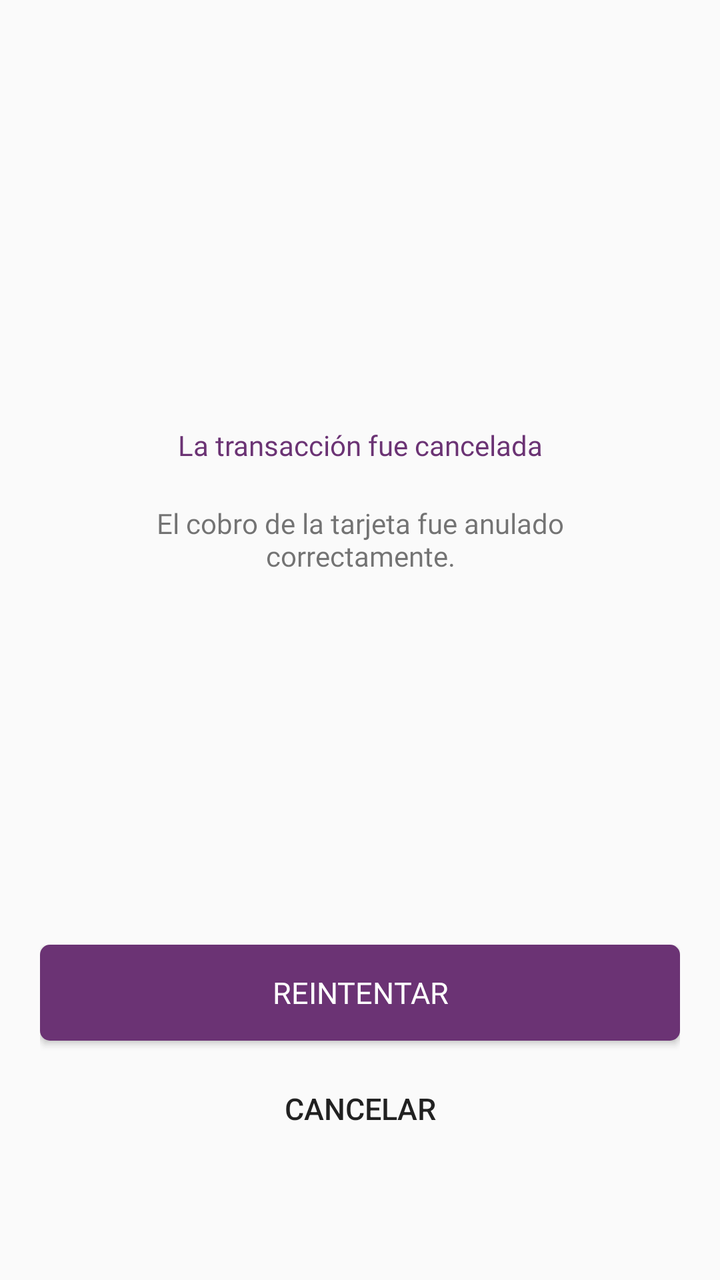
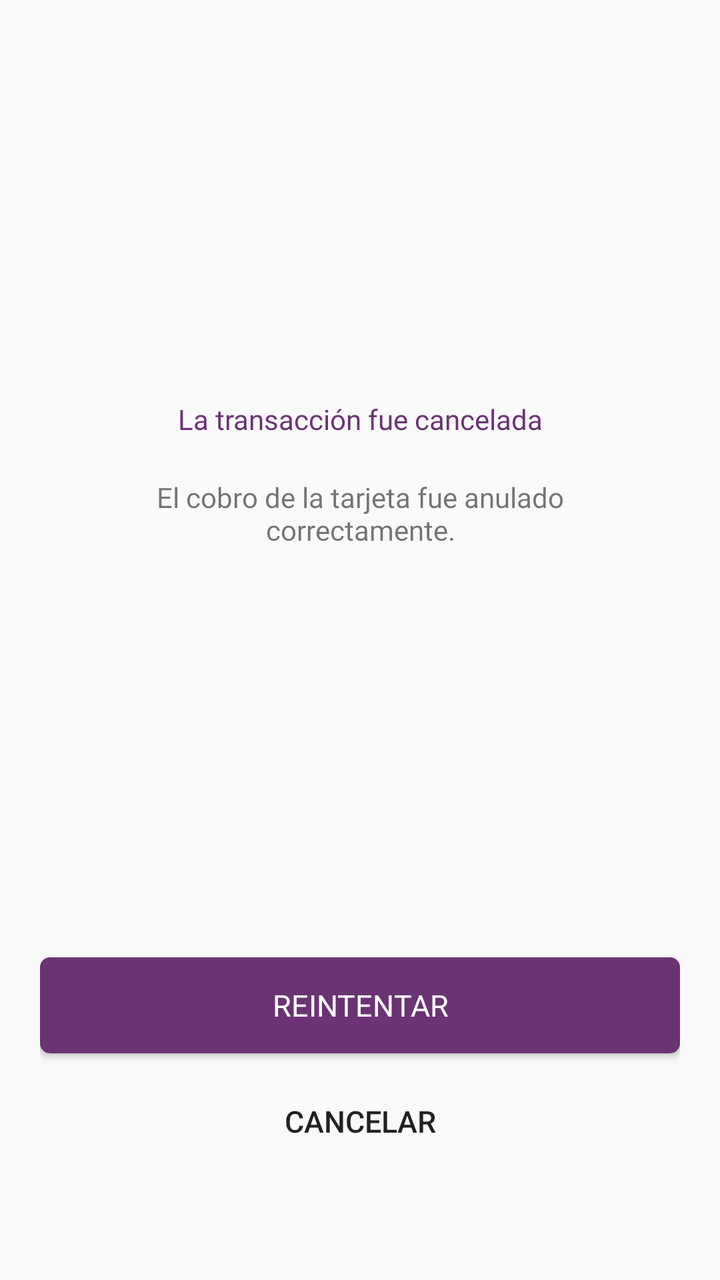

Compare the two renders of this Android layout. The source of the first and the diff that turns it into the second are given below.
<!-- AndroidManifest.xml: application theme AppThemeDown -->
<!-- res/layout/wmn_cancelation_trade.xml -->
<?xml version="1.0" encoding="utf-8"?>
<LinearLayout xmlns:android="http://schemas.android.com/apk/res/android"
    xmlns:app="http://schemas.android.com/apk/res-auto"
    android:id="@+id/lyt_cancelation_trade"
    android:layout_width="match_parent"
    android:layout_height="match_parent"
    android:orientation="vertical"
    android:paddingLeft="20dp"
    android:paddingRight="20dp">

    <LinearLayout
        android:layout_width="match_parent"
        android:layout_height="wrap_content"
        android:layout_weight="1"
        android:gravity="center"
        android:orientation="vertical">

        <ImageView
            android:id="@+id/imageView10"
            android:layout_width="90dp"
            android:layout_height="90dp"
            android:layout_gravity="center"
            app:srcCompat="@drawable/cancelation_trade" />
    </LinearLayout>

    <LinearLayout
        android:layout_width="match_parent"
        android:layout_height="wrap_content"
        android:layout_weight="1"
        android:orientation="vertical">

        <TextView
            android:id="@+id/textView2"
            android:layout_width="match_parent"
            android:layout_height="wrap_content"
            android:fontFamily="@font/dm_sans_medium"
            android:gravity="center"
            android:text="La transacción fue cancelada"
            android:textColor="@color/ep_set_monto"/>
        <TextView
            android:id="@+id/textView6"
            android:layout_width="220dp"
            android:layout_height="wrap_content"
            android:layout_gravity="center"
            android:layout_marginTop="20dp"
            android:fontFamily="@font/dm_sans"
            android:gravity="center"
            android:text="El cobro de la tarjeta fue anulado correctamente." />
    </LinearLayout>

    <LinearLayout
        android:layout_width="match_parent"
        android:layout_height="wrap_content"
        android:layout_weight="1"
        android:gravity="center"
        android:orientation="vertical">

        <LinearLayout
            android:layout_width="match_parent"
            android:layout_height="wrap_content"
            android:orientation="vertical">

            <Button
                android:id="@+id/btn_retry"
                android:layout_width="match_parent"
                android:layout_height="wrap_content"
                android:layout_marginBottom="10dp"
                android:background="@drawable/rounded_corner"
                android:backgroundTint="@color/ep_btn_continuar_fondo"
                android:fontFamily="@font/dm_sans_bold"
                android:text="Reintentar"
                android:textColor="@color/white"
                android:textSize="15dp" />

            <Button
                android:id="@+id/btn_cancel"
                android:layout_width="match_parent"
                android:layout_height="wrap_content"
                android:background="@color/transparent"
                android:text="Cancelar"
                android:textSize="15dp"/>
        </LinearLayout>

    </LinearLayout>
</LinearLayout>
<!-- resources referenced by this layout -->
<resources>
  <color name="ep_btn_continuar_fondo">#6B3374</color>
  <color name="ep_set_monto">#6B3374</color>
  <color name="transparent">#00FFFFFF</color>
  <color name="white">#ffffff</color>
  <!-- drawable rounded_corner (drawable) -->
  <?xml version="1.0" encoding="utf-8"?>
  <shape xmlns:android="http://schemas.android.com/apk/res/android"
      android:shape="rectangle" >
  
      <corners
          android:radius="15px"/>
  
      <solid android:color="#DAC1E0" />
  
      <padding
          android:bottom="0dp"
          android:left="0dp"
          android:right="0dp"
          android:top="0dp" />
  
  </shape>
  <style name="AppThemeDown" parent="Theme.MaterialComponents.Light.Bridge">
          <item name="android:actionBarStyle">@style/MyActionBar</item>
          <item name="android:actionBarTabBarStyle">@style/MyTheme.ActionBar.TabBar</item>
          <item name="android:actionBarTabStyle">@style/ActionBarTabStyle</item>
          <item name="actionOverflowMenuStyle">@style/CustomOptionsMenu</item>
          <item name="android:popupMenuStyle">@style/PopupMenu</item>
          <item name="android:dropDownListViewStyle">@style/customSpinnerStyle</item>
          
          <item name="android:actionOverflowButtonStyle">@style/OverFlow</item>
          <item name="android:homeAsUpIndicator">@drawable/action_bar_go_back</item>
          <item name="actionMenuTextAppearance">@style/MyMenuTextAppearance</item>
      </style>
  <style name="MyActionBar" parent="@android:style/Widget.Holo.Light.ActionBar">
          <item name="android:background">@color/action_bar</item>
          <item name="android:indeterminateProgressStyle">@style/ActionBarProgressBar.MyStyle</item>
          <item name="android:titleTextStyle">@style/TitleTextStyle</item>
          <item name="android:displayOptions">showHome|homeAsUp|showTitle</item>
          <item name="android:icon">@android:color/transparent</item>
          <item name="windowActionBar">false</item>
          <item name="windowNoTitle">true</item>
      </style>
  <style name="MyTheme.ActionBar.TabBar" parent="android:style/Widget.Holo.Light.ActionBar.TabBar">
          
          <item name="android:background">@color/eb_col_7</item>
      </style>
  <style name="ActionBarTabStyle" parent="android:style/Widget.Holo.ActionBar.TabView">
          <item name="android:background">@drawable/edm_detail_actionbar_tabview_style</item>
      </style>
  <style name="CustomOptionsMenu" parent="Widget.AppCompat.PopupMenu.Overflow">
          <item name="android:popupBackground">@color/eb_col_12</item>
      </style>
  <style name="PopupMenu" parent="@style/Widget.AppCompat.Light.PopupMenu">
          <item name="android:popupBackground">@color/eb_col_14</item>
      </style>
  <style name="customSpinnerStyle" parent="android:Widget.ListView.DropDown">
          <item name="android:divider">@color/segment_line</item>
          <item name="android:dividerHeight">0dp</item>
      </style>
  <style name="OverFlow" parent="@android:style/Widget.Holo.ActionButton.Overflow">
          <item name="android:src">@drawable/action_bar_more</item>
      </style>
  <style name="MyMenuTextAppearance" parent="@style/TextAppearance.AppCompat.Widget.ActionBar.Menu">
          <item name="android:textAllCaps">false</item>
      </style>
  <color name="action_bar">@color/eb_col_4</color>
  <style name="ActionBarProgressBar.MyStyle" parent="@android:style/Widget.Holo.ProgressBar.Small">
          <item name="android:minWidth">28dp</item>
          <item name="android:maxWidth">28dp</item>
          <item name="android:minHeight">28dp</item>
          <item name="android:maxHeight">28dp</item>
      </style>
  <style name="TitleTextStyle">
          <item name="android:textSize">18.0sp</item>
          <item name="android:textColor">@color/eb_col_7</item>
      </style>
  <color name="eb_col_7">#ffffff</color>
  <color name="eb_col_12">#f8f8f8</color>
  <color name="eb_col_14">#00A1DE</color>
  <color name="segment_line">@color/eb_col_12</color>
  <color name="eb_col_4">#004C90</color>
  <!-- unchanged entries left out for length: 4 -->
</resources>

<!-- the commit's change to res/layout/wmn_cancelation_trade.xml (unified diff, before → after) -->
@@ -46,6 +46,17 @@
             android:fontFamily="@font/dm_sans"
             android:gravity="center"
             android:text="El cobro de la tarjeta fue anulado correctamente." />
+
+        <TextView
+            android:id="@+id/txtprosaerror"
+            android:layout_width="200dp"
+            android:layout_height="wrap_content"
+            android:layout_gravity="center"
+            android:layout_marginTop="20dp"
+            android:fontFamily="@font/dm_sans_medium"
+            android:gravity="center"
+            android:textColor="@color/ep_crt_error"
+            android:text="" />
     </LinearLayout>
 
     <LinearLayout
<!-- resource entries referenced after the edit -->
@@ -1,6 +1,7 @@
 <!-- resources referenced by this layout -->
 <resources>
   <color name="ep_btn_continuar_fondo">#6B3374</color>
+  <color name="ep_crt_error">#DB5F5F</color>
   <color name="ep_set_monto">#6B3374</color>
   <color name="transparent">#00FFFFFF</color>
   <color name="white">#ffffff</color>
